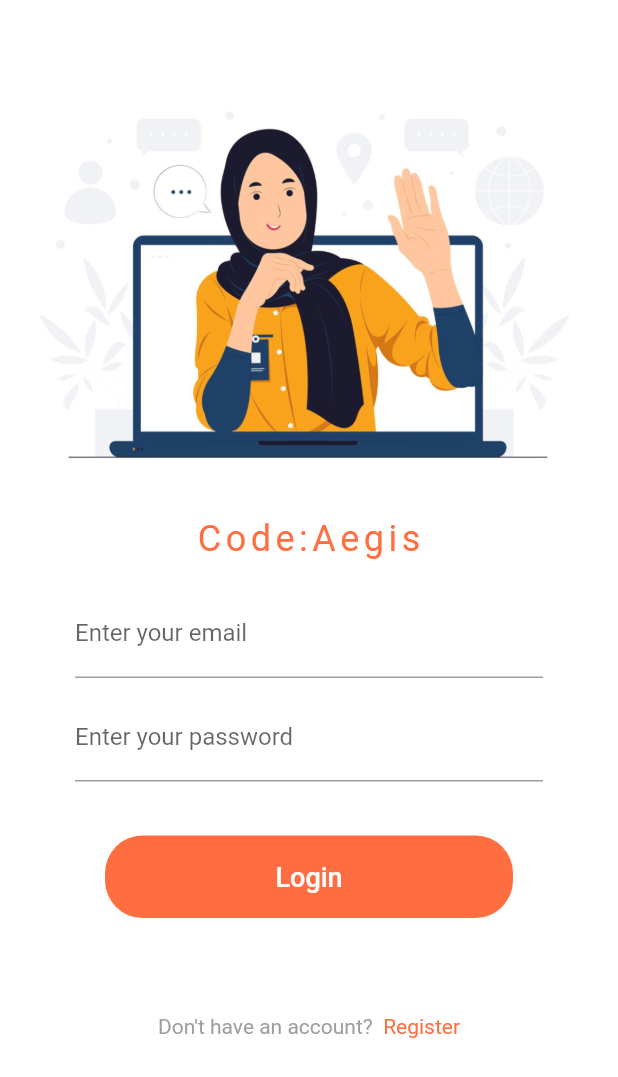
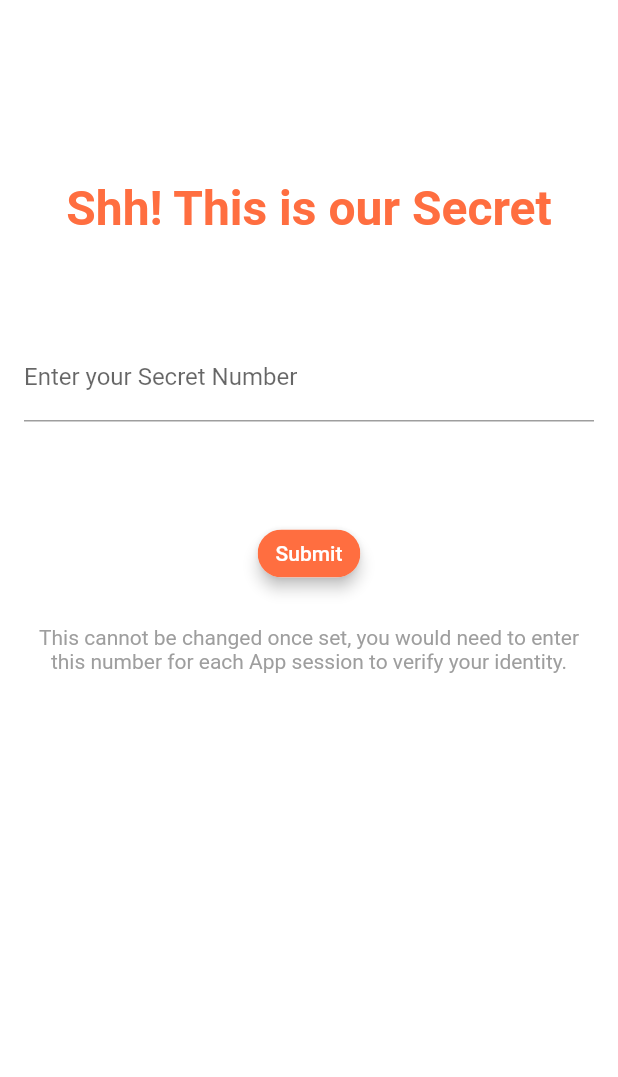
Before and after one commit to Calladrus2001/Code-Aegis-GHH, a Flutter app: the screen it shows after launch, on a phone screen of 412 x 824 dp. Shown: the top 1077 px of the screen. Run offline on Flutter 3.47's test engine with Material 2 defaults, Android fonts, the light colour scheme and no system bars; our stand-ins replace bubble, cloud_firestore, firebase_auth, firebase_core, font_awesome_flutter, geolocator and 5 more; missing offline and left inert: agora_rtc_engine, dialog_flowtter, highlight_text, twilio_flutter; accounts and stored records are empty.

Commit message:
feat: Check Identity

```diff
--- a/lib/Views/Auth.dart
+++ b/lib/Views/Auth.dart
@@ -3,6 +3,7 @@ import 'package:code_margerita/Utils/constants.dart';
 import 'package:code_margerita/Views/OnBoarding.dart';
 import 'package:flutter/material.dart';
 import 'package:firebase_auth/firebase_auth.dart';
+import 'package:get_storage/get_storage.dart';
 
 class AuthScreen extends StatefulWidget {
   @override
--- /dev/null
+++ b/lib/Views/Check.dart
@@ -0,0 +1,138 @@
+import 'package:code_margerita/Utils/constants.dart';
+import 'package:code_margerita/Views/Auth.dart';
+import 'package:code_margerita/Views/Chatbot.dart';
+import 'package:flutter/material.dart';
+import 'package:get/get.dart';
+import 'package:get_storage/get_storage.dart';
+
+class CheckScreen extends StatefulWidget {
+  const CheckScreen({Key? key}) : super(key: key);
+
+  @override
+  State<CheckScreen> createState() => _CheckScreenState();
+}
+
+class _CheckScreenState extends State<CheckScreen> {
+  final box = GetStorage();
+  late bool? hasSecret;
+  late String? secret;
+  String _input = "";
+
+  @override
+  void initState() {
+    box.write("dummy", false);
+    hasSecret = box.read("hasSecret");
+    secret = box.read("secret");
+    super.initState();
+  }
+
+  @override
+  Widget build(BuildContext context) {
+    return Scaffold(
+      backgroundColor: Colors.white,
+      body: hasSecret != null
+          ? SingleChildScrollView(
+              child: Padding(
+                padding: const EdgeInsets.symmetric(horizontal: 16.0),
+                child: Column(
+                  children: [
+                    SizedBox(height: 60),
+                    Image(image: AssetImage("assets/images/intro.png")),
+                    Center(
+                      child: Text(
+                          "Answer this Easy Question to get a 15% Discount!",
+                          textAlign: TextAlign.center,
+                          style: TextStyle(
+                              color: clr1,
+                              fontSize: 24,
+                              fontWeight: FontWeight.w500)),
+                    ),
+                    SizedBox(height: 32),
+                    Center(
+                      child: Text(
+                          "Q792. What is the first day in the Gregorian Calender?",
+                          style: TextStyle(
+                              color: clr1,
+                              fontSize: 18,
+                              fontWeight: FontWeight.w300)),
+                    ),
+                    Center(
+                      child: TextFormField(
+                        decoration: InputDecoration(
+                          labelText: 'Enter the Answer',
+                        ),
+                        onChanged: (value) {
+                          _input = value;
+                        },
+                      ),
+                    ),
+                    SizedBox(height: 32),
+                    GestureDetector(
+                      child: Chip(
+                        label: Text("Submit",
+                            style: TextStyle(color: Colors.white)),
+                        backgroundColor: clr1,
+                        elevation: 4.0,
+                      ),
+                      onTap: () {
+                        if (_input == secret) {
+                          Get.to(() => AuthScreen());
+                        } else {
+                          box.write("dummy", true);
+                          Get.to(() => Chatbot());
+                        }
+                      },
+                    ),
+                  ],
+                ),
+              ),
+            )
+          : Padding(
+              padding: const EdgeInsets.symmetric(horizontal: 16.0),
+              child: Column(
+                children: [
+                  SizedBox(height: 120),
+                  Center(
+                    child: Text("Shh! This is our Secret",
+                        style: TextStyle(
+                            color: clr1,
+                            fontSize: 32,
+                            fontWeight: FontWeight.w700)),
+                  ),
+                  SizedBox(height: 64),
+                  Center(
+                    child: TextFormField(
+                      decoration: InputDecoration(
+                        labelText: 'Enter your Secret Number',
+                      ),
+                      onChanged: (value) {
+                        _input = value;
+                      },
+                    ),
+                  ),
+                  SizedBox(height: 64),
+                  GestureDetector(
+                    child: Chip(
+                      label:
+                          Text("Submit", style: TextStyle(color: Colors.white)),
+                      backgroundColor: clr1,
+                      elevation: 4.0,
+                    ),
+                    onTap: () {
+                      box.write("hasSecret", true);
+                      box.write("secret", _input);
+                      Get.to(() => AuthScreen());
+                    },
+                  ),
+                  SizedBox(height: 24),
+                  Text(
+                    "This cannot be changed once set, you would need to enter this number for each App session to verify your identity.",
+                    textAlign: TextAlign.center,
+                    style: TextStyle(color: Colors.grey),
+                  )
+                ],
+              ),
+            ),
+    );
+  }
+}
--- a/lib/Views/VideoCall/index.dart
+++ b/lib/Views/VideoCall/index.dart
@@ -133,7 +133,7 @@ class _IndexPageState extends State<IndexPage> {
                       if (_role == ClientRole.Broadcaster) {
                         String body =
                             "\n~~Code:Aegis ALERT~~\nSomeone that has listed you as an emergency contact is trying to contact you!\n\n Channel name: ${_channelController.text}\n\nJoin as Audience!";
-                        TwilioSMS().sendSMS(body);
+                        // TwilioSMS().sendSMS(body);
                       }
                       onJoin();
                     },
--- a/lib/main.dart
+++ b/lib/main.dart
@@ -1,4 +1,5 @@
 import 'package:code_margerita/Views/Auth.dart';
+import 'package:code_margerita/Views/Check.dart';
 import 'package:firebase_core/firebase_core.dart';
 import 'package:flutter/material.dart';
 import 'package:get/get.dart';
@@ -20,6 +21,6 @@ class MyApp extends StatelessWidget {
         theme: ThemeData(
           primarySwatch: Colors.blue,
         ),
-        home: AuthScreen()));
+        home: CheckScreen()));
   }
 }
```
Also changed, not shown: lib/Views/Chatbot.dart (+9 -1 lines), lib/Views/Emergency.dart (added, +118 -0 lines), pubspec.lock, 2 other files.
